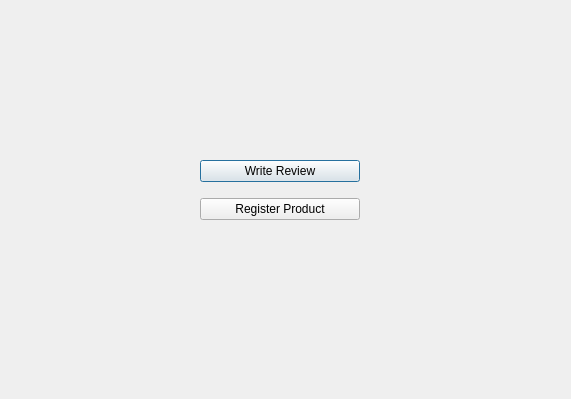
The window that insert_query.ui (QjaYo/Database_MiniProject) describes before a commit, drawn with Qt 5.
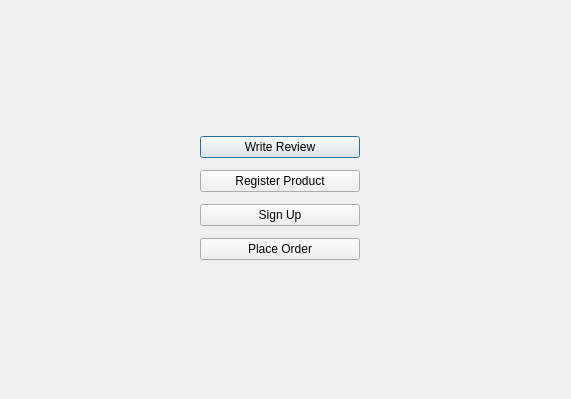
The same window after the commit.

Patch:
```diff
--- a/insert_query.ui
+++ b/insert_query.ui
@@ -17,9 +17,9 @@
    <property name="geometry">
     <rect>
      <x>200</x>
-     <y>150</y>
+     <y>130</y>
      <width>160</width>
-     <height>80</height>
+     <height>139</height>
     </rect>
    </property>
    <layout class="QVBoxLayout" name="verticalLayout">
@@ -37,6 +37,20 @@
       </property>
      </widget>
     </item>
+    <item>
+     <widget class="QPushButton" name="insert_s3">
+      <property name="text">
+       <string>Sign Up</string>
+      </property>
+     </widget>
+    </item>
+    <item>
+     <widget class="QPushButton" name="insert_s4">
+      <property name="text">
+       <string>Place Order</string>
+      </property>
+     </widget>
+    </item>
    </layout>
   </widget>
  </widget>
```
